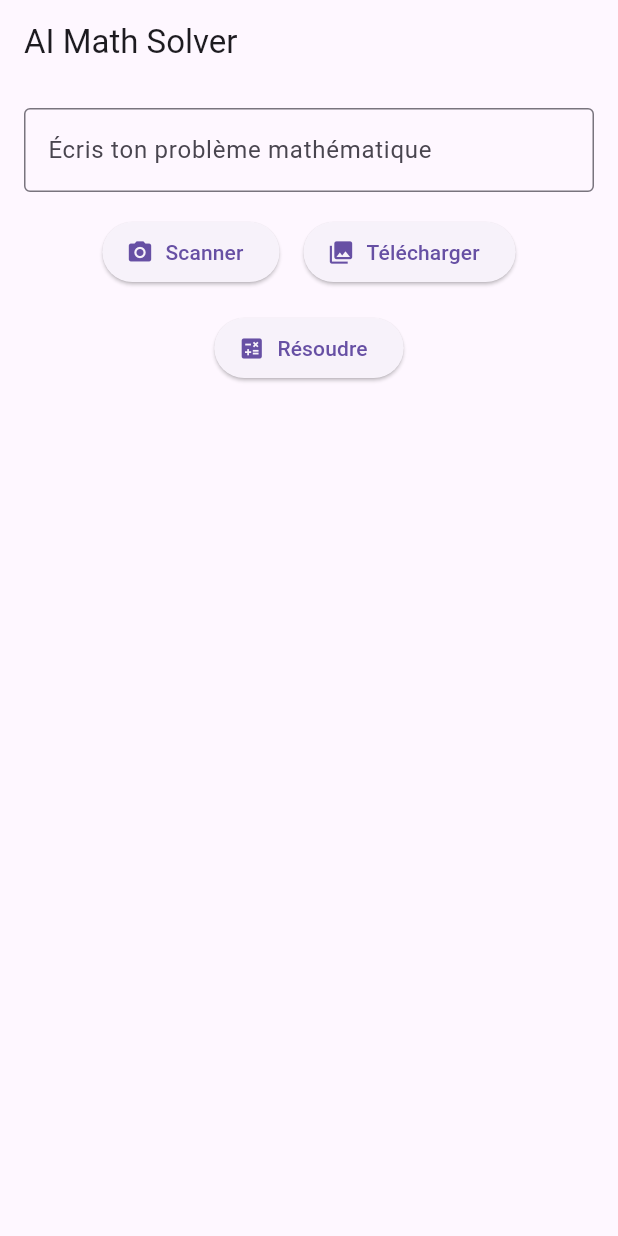
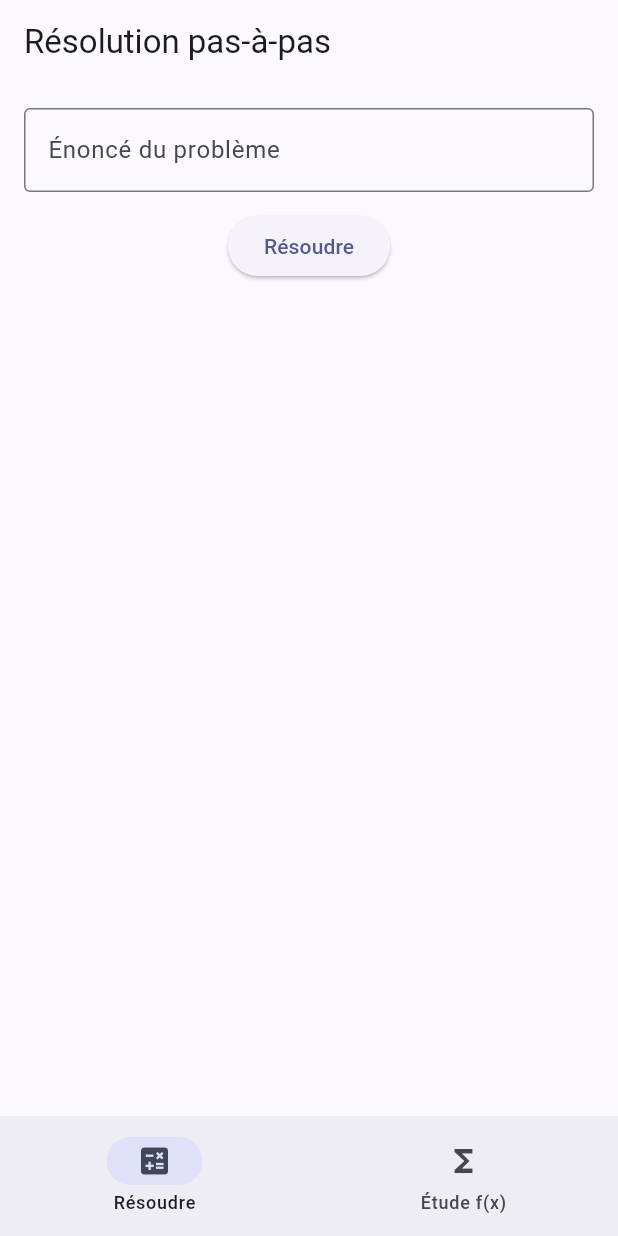
Before and after one commit to idriss-eliguene/maths, a Flutter app: the screen it shows after launch, on a phone screen of 412 x 824 dp. Run offline on Flutter 3.47's test engine with Material 3 defaults, Android fonts, the phone set to English and light mode, and no system bars.

Commit message:
on a atteint le display

```diff
--- a/mathsky/lib/main.dart
+++ b/mathsky/lib/main.dart
@@ -1,175 +1,56 @@
-import 'dart:convert';
-import 'dart:io';
+// lib/main.dart
 import 'package:flutter/material.dart';
-import 'package:http/http.dart' as http;
-import 'package:image_picker/image_picker.dart';
-import 'package:google_mlkit_text_recognition/google_mlkit_text_recognition.dart';
 
-void main() {
-  runApp(MyMathSolverApp());
+// N’oublie pas d’avoir ces deux fichiers dans lib/pages/
+import 'pages/solve_page.dart';
+import 'pages/study_page.dart';
+
+void main() => runApp(const MyApp());
+
+class MyApp extends StatefulWidget {
+  const MyApp({super.key});
+
+  @override
+  State<MyApp> createState() => _MyAppState();
 }
 
-class MyMathSolverApp extends StatelessWidget {
+class _MyAppState extends State<MyApp> {
+  int _index = 0;
+
+  // Chaque élément est un widget instancié (et const si possible)
+  final List<Widget> _pages = const [
+    SolvePage(),
+    StudyPage(),
+  ];
+
   @override
   Widget build(BuildContext context) {
     return MaterialApp(
-      title: 'AI Math Solver',
-      theme: ThemeData(primarySwatch: Colors.deepPurple),
-      home: MathHomePage(),
-    );
-  }
-}
-
-class MathHomePage extends StatefulWidget {
-  @override
-  _MathHomePageState createState() => _MathHomePageState();
-}
-
-class _MathHomePageState extends State<MathHomePage> {
-  final TextEditingController _controller = TextEditingController();
-  String _solution = '';
-  List<String> _steps = [];
-  String _errorMessage = '';
-  bool _isLoading = false;
-
-  Future<void> _pickAndRecognizeText(ImageSource source) async {
-    try {
-      final pickedFile = await ImagePicker().pickImage(source: source);
-      if (pickedFile != null) {
-        final inputImage = InputImage.fromFilePath(pickedFile.path);
-        final textRecognizer = TextRecognizer();
-        final RecognizedText recognizedText = await textRecognizer.processImage(inputImage);
-
-        setState(() {
-          _controller.text = recognizedText.text;
-        });
-      }
-    } catch (e) {
-      setState(() {
-        _errorMessage = 'Erreur OCR : $e';
-      });
-    }
-  }
-
-  Future<void> _solveProblem() async {
-    setState(() {
-      _isLoading = true;
-      _errorMessage = '';
-      _solution = '';
-      _steps = [];
-    });
-    try {
-      final response = await http.post(
-        Uri.parse('http://192.168.1.200:5000/solve'),
-        headers: {'Content-Type': 'application/json'},
-        body: json.encode({'problem': _controller.text}),
-      );
-
-      if (response.statusCode == 200) {
-        final data = json.decode(response.body);
-        setState(() {
-          _solution = data['solution'] ?? '';
-          _steps = List<String>.from(data['steps'] ?? []);
-        });
-      } else {
-        setState(() {
-          _errorMessage =
-              'Erreur serveur : ${response.statusCode} ${response.reasonPhrase}';
-        });
-      }
-    } catch (e) {
-      setState(() {
-        _errorMessage = 'Erreur de connexion : $e';
-      });
-    } finally {
-      setState(() {
-        _isLoading = false;
-      });
-    }
-  }
-
-  @override
-  Widget build(BuildContext context) {
-    return Scaffold(
-      appBar: AppBar(title: Text('AI Math Solver')),
-      body: SingleChildScrollView(
-        padding: const EdgeInsets.all(16.0),
-        child: Column(
-          children: [
-            TextField(
-              controller: _controller,
-              decoration: InputDecoration(
-                labelText: 'Écris ton problème mathématique',
-                border: OutlineInputBorder(),
-              ),
-              maxLines: null,
+      title: 'Math Assistant',
+      debugShowCheckedModeBanner: false,
+      theme: ThemeData(
+        colorSchemeSeed: Colors.indigo,
+        useMaterial3: true,
+      ),
+      home: Scaffold(
+        appBar: AppBar(
+          title: Text(
+            _index == 0 ? 'Résolution pas-à-pas' : 'Étude de fonction',
+          ),
+        ),
+        body: _pages[_index],
+        bottomNavigationBar: NavigationBar(
+          selectedIndex: _index,
+          onDestinationSelected: (i) => setState(() => _index = i),
+          destinations: const [
+            NavigationDestination(
+              icon: Icon(Icons.calculate),
+              label: 'Résoudre',
             ),
-            SizedBox(height: 16),
-            Row(
-              mainAxisAlignment: MainAxisAlignment.center,
-              children: [
-                ElevatedButton.icon(
-                  onPressed: () => _pickAndRecognizeText(ImageSource.camera),
-                  icon: Icon(Icons.camera_alt),
-                  label: Text('Scanner'),
-                ),
-                SizedBox(width: 16),
-                ElevatedButton.icon(
-                  onPressed: () => _pickAndRecognizeText(ImageSource.gallery),
-                  icon: Icon(Icons.photo_library),
-                  label: Text('Télécharger'),
-                ),
-              ],
+            NavigationDestination(
+              icon: Icon(Icons.functions),
+              label: 'Étude f(x)',
             ),
-            SizedBox(height: 16),
-            ElevatedButton.icon(
-              onPressed: _solveProblem,
-              icon: Icon(Icons.calculate),
-              label: Text('Résoudre'),
-            ),
-            SizedBox(height: 16),
-            if (_isLoading) CircularProgressIndicator(),
-            if (_errorMessage.isNotEmpty)
-              Padding(
-                padding: const EdgeInsets.only(top: 16.0),
-                child: Text(
-                  _errorMessage,
-                  style: TextStyle(color: Colors.red, fontWeight: FontWeight.bold),
-                ),
-              ),
-            if (_solution.isNotEmpty)
-              Card(
-                margin: const EdgeInsets.only(top: 16.0),
-                elevation: 4,
-                child: Padding(
-                  padding: const EdgeInsets.all(16.0),
-                  child: Column(
-                    crossAxisAlignment: CrossAxisAlignment.start,
-                    children: [
-                      Text(
-                        'Solution :',
-                        style: TextStyle(
-                            fontWeight: FontWeight.bold, fontSize: 18),
-                      ),
-                      SizedBox(height: 8),
-                      Text(_solution),
-                      if (_steps.isNotEmpty) ...[
-                        SizedBox(height: 16),
-                        Text(
-                          'Explications :',
-                          style: TextStyle(
-                              fontWeight: FontWeight.bold, fontSize: 16),
-                        ),
-                        SizedBox(height: 8),
-                        ..._steps.map((step) => Padding(
-                              padding: const EdgeInsets.symmetric(vertical: 4.0),
-                              child: Text('- $step'),
-                            )),
-                      ],
-                    ],
-                  ),
-                ),
-              ),
           ],
         ),
       ),
--- /dev/null
+++ b/mathsky/lib/pages/solve_page.dart
@@ -0,0 +1,79 @@
+import 'package:flutter/material.dart';
+import '../services/api_service.dart';
+
+class SolvePage extends StatefulWidget {
+  const SolvePage({super.key});
+
+  @override
+  State<SolvePage> createState() => _SolvePageState();
+}
+
+class _SolvePageState extends State<SolvePage> {
+  final _ctrl = TextEditingController();
+  bool _loading = false;
+  String? _error;
+  String? _solution;
+  List<String> _steps = [];
+
+  Future<void> _run() async {
+    setState(() {
+      _loading = true;
+      _error = null;
+      _solution = null;
+      _steps.clear();
+    });
+    try {
+      final data = await solveProblem(_ctrl.text);
+      setState(() {
+        _solution = data['solution'] as String?;
+        _steps = List<String>.from(data['steps'] as List? ?? const []);
+      });
+    } catch (e) {
+      setState(() => _error = e.toString());
+    } finally {
+      setState(() => _loading = false);
+    }
+  }
+
+  @override
+  Widget build(BuildContext context) {
+    return Padding(
+      padding: const EdgeInsets.all(16),
+      child: Column(
+        children: [
+          TextField(
+            controller: _ctrl,
+            decoration: const InputDecoration(
+              labelText: 'Énoncé du problème',
+              border: OutlineInputBorder(),
+            ),
+            minLines: 1,
+            maxLines: 3,
+          ),
+          const SizedBox(height: 12),
+          ElevatedButton(
+            onPressed: _loading ? null : _run,
+            child: _loading
+                ? const SizedBox(
+                    width: 18, height: 18, child: CircularProgressIndicator())
+                : const Text('Résoudre'),
+          ),
+          const SizedBox(height: 24),
+          if (_error != null)
+            Text(_error!, style: const TextStyle(color: Colors.red)),
+          if (_solution != null) ...[
+            Text('Solution complète :',
+                style: Theme.of(context).textTheme.titleMedium),
+            const SizedBox(height: 8),
+            SelectableText(_solution!),
+            const Divider(),
+            Text('Étapes :',
+                style: Theme.of(context).textTheme.titleMedium),
+            const SizedBox(height: 4),
+            ..._steps.map((s) => Text('• $s')),
+          ],
+        ],
+      ),
+    );
+  }
+}
```
Also changed, not shown: mathsky/lib/pages/study_page.dart (added, +106 -0 lines), mathsky/lib/services/api_service.dart (added, +30 -0 lines), 2 other files.
